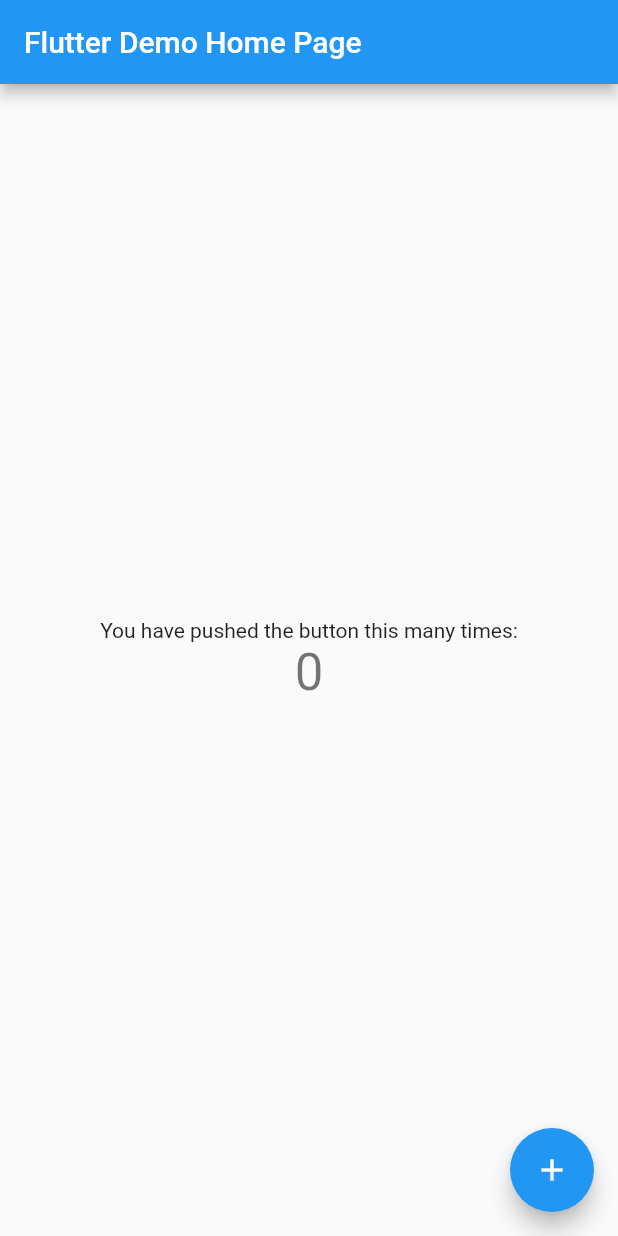
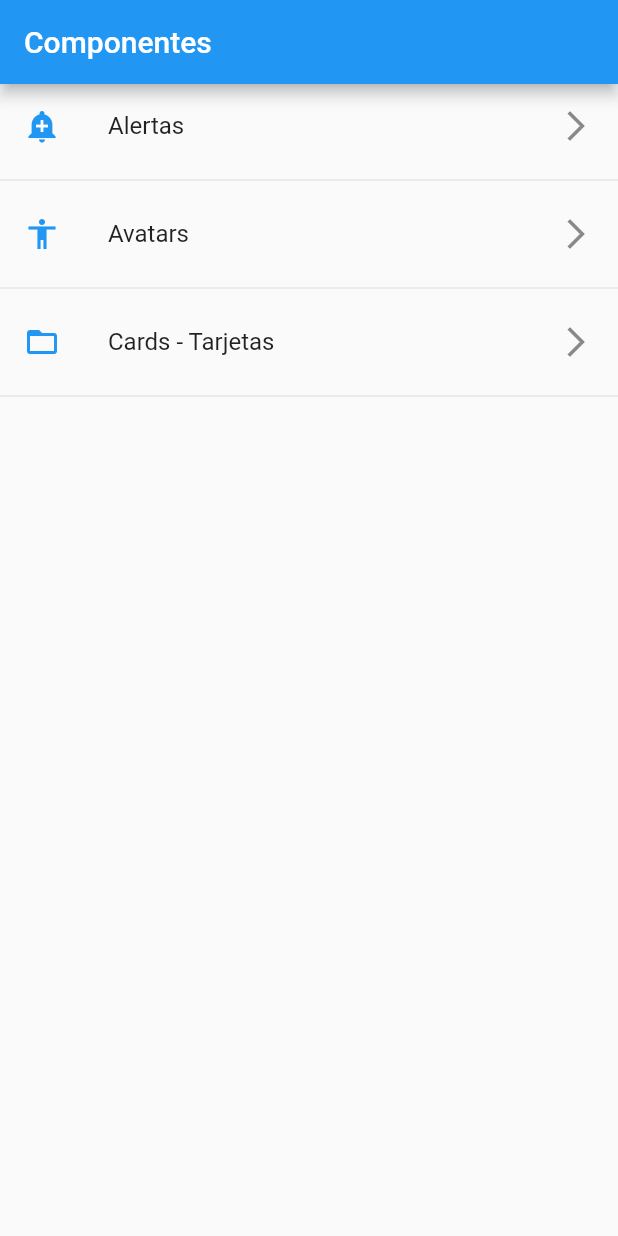
Before and after one commit to JMMC22/appComponentsFlutter, a Flutter app: the screen it shows after launch, on a phone screen of 412 x 824 dp. Run offline on Flutter 3.47's test engine with Material 2 defaults, Android fonts, the phone set to English and light mode, and no system bars.

Commit message:
ListView y future builder

```diff
--- /dev/null
+++ b/data/menu_opts.json
@@ -0,0 +1,20 @@
+{
+    "nombreApp" : "Componentes",
+    "rutas" : [
+        {
+            "ruta" : "alert",
+            "icon" : "add_alert",
+            "texto": "Alertas"
+        },
+        {
+            "ruta" : "avatar",
+            "icon" : "accessibility",
+            "texto": "Avatars"
+        },
+        {
+            "ruta" : "card",
+            "icon" : "folder_open",
+            "texto": "Cards - Tarjetas"
+        }
+    ]
+}
--- a/lib/main.dart
+++ b/lib/main.dart
@@ -1,117 +1,11 @@
 import 'package:flutter/material.dart';
+import 'package:flutter_components/src/pages/home_page.dart';
 
-void main() {
-  runApp(MyApp());
-}
+void main() => runApp(MyApp());
 
 class MyApp extends StatelessWidget {
-  // This widget is the root of your application.
   @override
   Widget build(BuildContext context) {
-    return MaterialApp(
-      title: 'Flutter Demo',
-      theme: ThemeData(
-        // This is the theme of your application.
-        //
-        // Try running your application with "flutter run". You'll see the
-        // application has a blue toolbar. Then, without quitting the app, try
-        // changing the primarySwatch below to Colors.green and then invoke
-        // "hot reload" (press "r" in the console where you ran "flutter run",
-        // or simply save your changes to "hot reload" in a Flutter IDE).
-        // Notice that the counter didn't reset back to zero; the application
-        // is not restarted.
-        primarySwatch: Colors.blue,
-        // This makes the visual density adapt to the platform that you run
-        // the app on. For desktop platforms, the controls will be smaller and
-        // closer together (more dense) than on mobile platforms.
-        visualDensity: VisualDensity.adaptivePlatformDensity,
-      ),
-      home: MyHomePage(title: 'Flutter Demo Home Page'),
-    );
+    return MaterialApp(title: 'Componentes', home: HomePage());
   }
 }
-
-class MyHomePage extends StatefulWidget {
-  MyHomePage({Key key, this.title}) : super(key: key);
-
-  // This widget is the home page of your application. It is stateful, meaning
-  // that it has a State object (defined below) that contains fields that affect
-  // how it looks.
-
-  // This class is the configuration for the state. It holds the values (in this
-  // case the title) provided by the parent (in this case the App widget) and
-  // used by the build method of the State. Fields in a Widget subclass are
-  // always marked "final".
-
-  final String title;
-
-  @override
-  _MyHomePageState createState() => _MyHomePageState();
-}
-
-class _MyHomePageState extends State<MyHomePage> {
-  int _counter = 0;
-
-  void _incrementCounter() {
-    setState(() {
-      // This call to setState tells the Flutter framework that something has
-      // changed in this State, which causes it to rerun the build method below
-      // so that the display can reflect the updated values. If we changed
-      // _counter without calling setState(), then the build method would not be
-      // called again, and so nothing would appear to happen.
-      _counter++;
-    });
-  }
-
-  @override
-  Widget build(BuildContext context) {
-    // This method is rerun every time setState is called, for instance as done
-    // by the _incrementCounter method above.
-    //
-    // The Flutter framework has been optimized to make rerunning build methods
-    // fast, so that you can just rebuild anything that needs updating rather
-    // than having to individually change instances of widgets.
-    return Scaffold(
-      appBar: AppBar(
-        // Here we take the value from the MyHomePage object that was created by
-        // the App.build method, and use it to set our appbar title.
-        title: Text(widget.title),
-      ),
-      body: Center(
-        // Center is a layout widget. It takes a single child and positions it
-        // in the middle of the parent.
-        child: Column(
-          // Column is also a layout widget. It takes a list of children and
-          // arranges them vertically. By default, it sizes itself to fit its
-          // children horizontally, and tries to be as tall as its parent.
-          //
-          // Invoke "debug painting" (press "p" in the console, choose the
-          // "Toggle Debug Paint" action from the Flutter Inspector in Android
-          // Studio, or the "Toggle Debug Paint" command in Visual Studio Code)
-          // to see the wireframe for each widget.
-          //
-          // Column has various properties to control how it sizes itself and
-          // how it positions its children. Here we use mainAxisAlignment to
-          // center the children vertically; the main axis here is the vertical
-          // axis because Columns are vertical (the cross axis would be
-          // horizontal).
-          mainAxisAlignment: MainAxisAlignment.center,
-          children: <Widget>[
-            Text(
-              'You have pushed the button this many times:',
-            ),
-            Text(
-              '$_counter',
-              style: Theme.of(context).textTheme.headline4,
-            ),
-          ],
-        ),
-      ),
-      floatingActionButton: FloatingActionButton(
-        onPressed: _incrementCounter,
-        tooltip: 'Increment',
-        child: Icon(Icons.add),
-      ), // This trailing comma makes auto-formatting nicer for build methods.
-    );
-  }
-}
--- /dev/null
+++ b/lib/src/pages/home_page.dart
@@ -0,0 +1,55 @@
+import 'package:flutter/material.dart';
+import 'package:flutter_components/src/providers/menu_provider.dart';
+import 'package:flutter_components/src/utils/icon_string.dart';
+
+class HomePage extends StatelessWidget {
+
+
+  @override
+  Widget build(BuildContext context) {
+    return Scaffold(
+      appBar: AppBar(
+        title: Text('Componentes'),
+      ),
+      body: _lista()
+    );
+  }
+
+  Widget _lista(){
+
+    /* menuProvider.cargarData().then((opciones){
+      print(opciones);
+    }); */
+
+    return FutureBuilder(  //FutureBuilder, controlamos que una vez finalizada la llamada asincrona, se asignen las opciones
+      future: menuProvider.cargarData(),
+      initialData: [],
+      builder: (BuildContext context, AsyncSnapshot<List<dynamic>> snapshot){
+          return ListView(
+            children: _crearItems(snapshot.data),
+          );
+      },
+    );
+  }
+
+  List<Widget> _crearItems(List<dynamic> data){
+
+    final List<Widget> opciones = [];
+
+    data.forEach((element) {
+      final widget = ListTile(
+        title: Text(element['texto']),
+        leading: getIcon(element['icon']),
+        trailing: Icon(Icons.arrow_forward_ios),
+        onTap: (){
+
+        },
+      );
+
+      opciones.add(widget);
+      opciones.add(Divider());
+    });
+
+    return opciones;
+  }
+}
--- /dev/null
+++ b/lib/src/utils/icon_string.dart
@@ -0,0 +1,14 @@
+import 'package:flutter/material.dart';
+
+final _icons = <String, IconData>{
+  'add_alert': Icons.add_alert,
+  'accessibility': Icons.accessibility,
+  'folder_open': Icons.folder_open
+};
+
+Icon getIcon(String nombreIcono) {
+  return Icon(
+    _icons[nombreIcono],
+    color: Colors.blue
+  );
+}
--- a/pubspec.yaml
+++ b/pubspec.yaml
@@ -48,6 +48,8 @@ flutter:
   # assets:
   #   - images/a_dot_burr.jpeg
   #   - images/a_dot_ham.jpeg
+  assets:
+    - data/menu_opts.json
 
   # An image asset can refer to one or more resolution-specific "variants", see
   # https://flutter.dev/assets-and-images/#resolution-aware.
```
Also changed, not shown: lib/src/providers/menu_provider.dart (added, +21 -0 lines).
